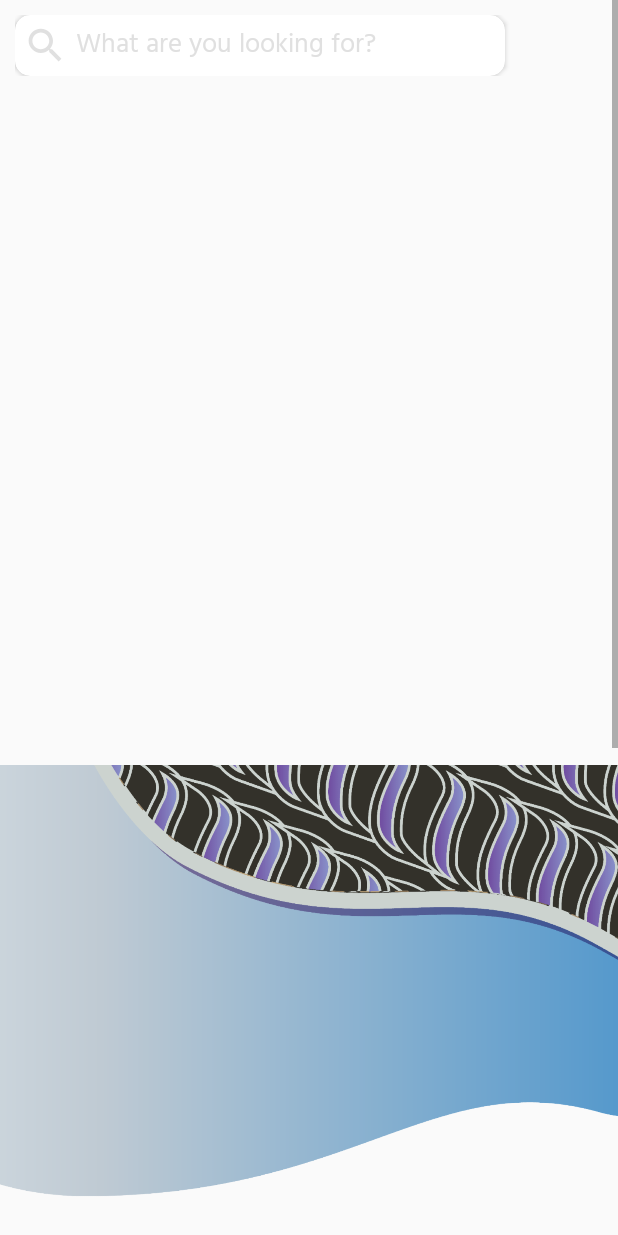
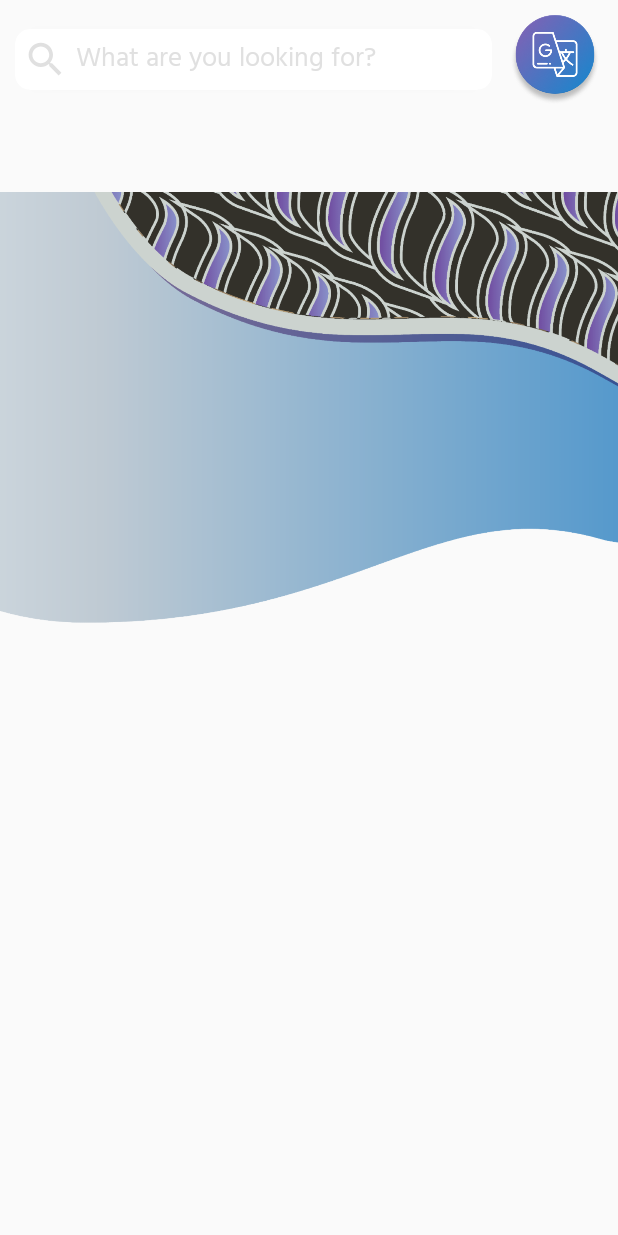
Before and after one commit to salomohutapea/GoParIApp, an Android app: the fragment FragmentHome shown on its own in the app's theme, on a phone screen of 412 x 824 dp. Run offline under Robolectric (Android 15) with nearby library versions, the phone set to English and light mode, and no system bars.

Commit message:
Home Fragment

```diff
--- a/app/src/main/res/layout/fragment_home.xml
+++ b/app/src/main/res/layout/fragment_home.xml
@@ -1,57 +1,85 @@
 <?xml version="1.0" encoding="utf-8"?>
 <FrameLayout xmlns:android="http://schemas.android.com/apk/res/android"
+    xmlns:app="http://schemas.android.com/apk/res-auto"
     xmlns:tools="http://schemas.android.com/tools"
     android:layout_width="match_parent"
     android:layout_height="match_parent"
-    xmlns:app="http://schemas.android.com/apk/res-auto"
     tools:context=".FragmentHome">
 
     <!-- TODO: Update blank fragment layout -->
     <ScrollView
         android:layout_width="match_parent"
         android:layout_height="match_parent">
+
         <android.support.constraint.ConstraintLayout
             android:layout_width="match_parent"
             android:layout_height="wrap_content">
+
             <ImageView
+                android:layout_width="match_parent"
+                android:layout_height="895px"
+                android:src="@drawable/layoutBGImg1"
                 app:layout_constraintStart_toStartOf="parent"
+                app:layout_constraintTop_toTopOf="parent" />
+
+            <LinearLayout
+                android:id="@+id/homeLLSearch"
                 android:layout_width="match_parent"
-                app:layout_constraintTop_toTopOf="parent"
                 android:layout_height="wrap_content"
-                android:src="@drawable/layoutBGImg1"/>
-            <LinearLayout
                 android:padding="10dp"
-                app:layout_constraintTop_toTopOf="parent"
                 app:layout_constraintStart_toStartOf="parent"
-                android:layout_width="match_parent"
-                android:layout_height="wrap_content">
+                app:layout_constraintTop_toTopOf="parent">
+
                 <android.support.v7.widget.CardView
                     android:layout_width="0dp"
-                    app:cardCornerRadius="10dp"
+                    android:layout_height="wrap_content"
+                    android:layout_gravity="center"
+                    android:layout_marginRight="10dp"
                     android:layout_weight="5"
-                    android:layout_height="wrap_content">
+                    app:cardCornerRadius="10dp">
+
                     <LinearLayout
-                        android:layout_margin="5dp"
                         android:layout_width="match_parent"
-                        android:layout_height="wrap_content">
+                        android:layout_height="wrap_content"
+                        android:layout_margin="5dp">
+
                         <ImageView
+                            android:layout_width="30dp"
+                            android:layout_height="30dp"
                             android:layout_gravity="center"
-                            android:layout_width="30dp"
-                            android:src="@drawable/ic_search_black_24dp"
-                            android:layout_height="30dp" />
+                            android:src="@drawable/ic_search_black_24dp" />
+
                         <EditText
-                            android:background="@null"
-                            android:layout_marginLeft="5dp"
-                            android:textColorHint="#E0E0E0"
+                            android:id="@+id/homeSearch"
                             android:layout_width="match_parent"
                             android:layout_height="wrap_content"
-                            android:hint="What are you looking for?"/>
+                            android:layout_marginLeft="5dp"
+                            android:background="@null"
+                            android:hint="What are you looking for?"
+                            android:textColorHint="#E0E0E0" />
                     </LinearLayout>
                 </android.support.v7.widget.CardView>
+
                 <ImageView
+                    android:id="@+id/homeBtTranslate"
                     android:layout_width="0dp"
+                    android:layout_height="60dp"
                     android:layout_weight="1"
-                    android:layout_height="wrap_content" />
+                    android:src="@drawable/translateButtonIcon" />
+            </LinearLayout>
+
+            <LinearLayout
+                android:layout_width="match_parent"
+                android:layout_height="wrap_content"
+                app:layout_constraintStart_toStartOf="parent"
+                app:layout_constraintTop_toBottomOf="@id/homeLLSearch">
+
+                <android.support.v7.widget.RecyclerView
+                    android:layout_width="wrap_content"
+                    android:id="@+id/homeRvPromo"
+                    android:layout_height="wrap_content"
+                    android:orientation="horizontal">
+                </android.support.v7.widget.RecyclerView>
             </LinearLayout>
         </android.support.constraint.ConstraintLayout>
 
```
